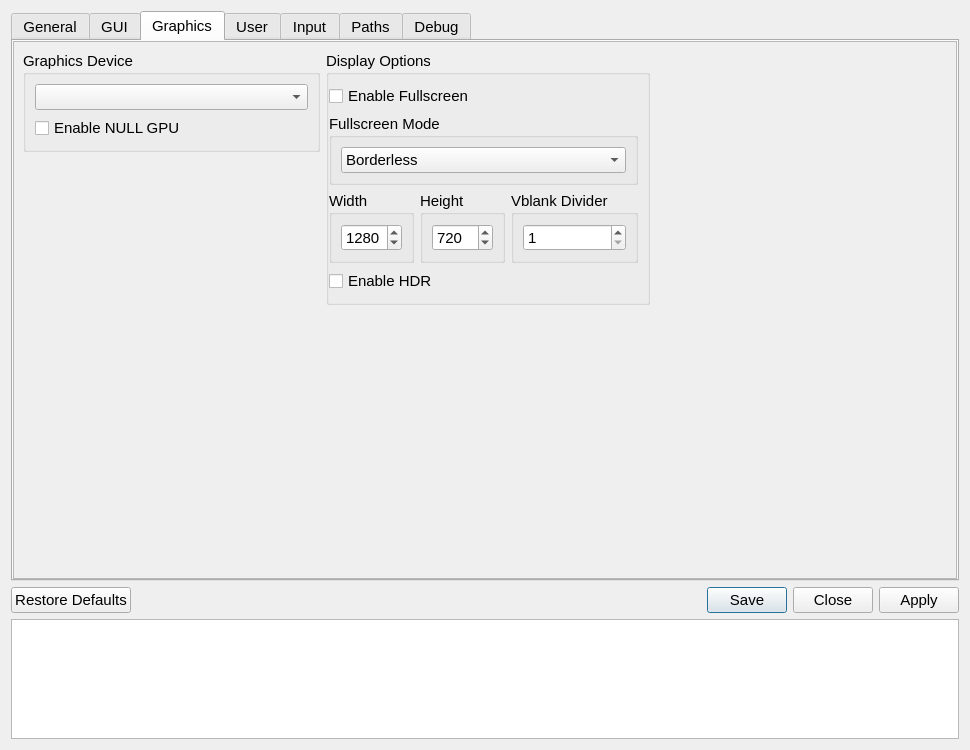
Before: the Qt Designer form src/qt_gui/settings_dialog.ui in shadps4-emu/shadPS4, drawn with Qt 5.
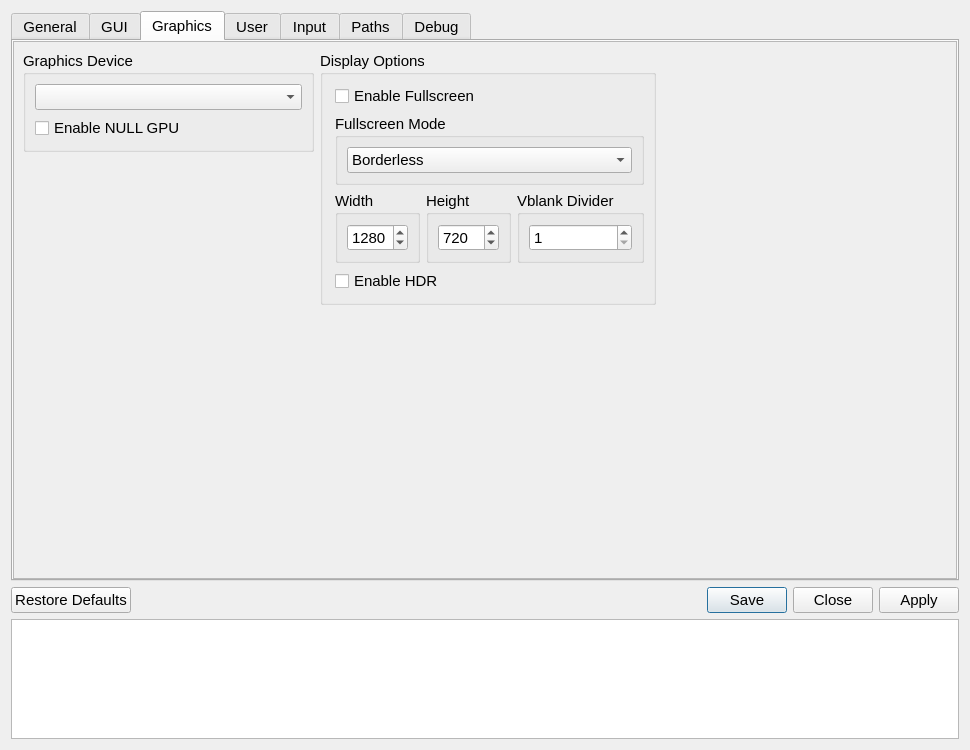
After: the same form once the commit is applied. The open tabs and pages were chosen to show the change. Icons and pictures are not drawn.

Commit message: add left margin to display settings box

The edit to the form file:
```diff
--- a/src/qt_gui/settings_dialog.ui
+++ b/src/qt_gui/settings_dialog.ui
@@ -973,7 +973,7 @@
                     <number>6</number>
                </property>
                <property name="leftMargin">
-                    <number>0</number>
+                    <number>12</number>
                </property>
                <item>
                   <widget class="QCheckBox" name="fullscreenCheckBox">
```
